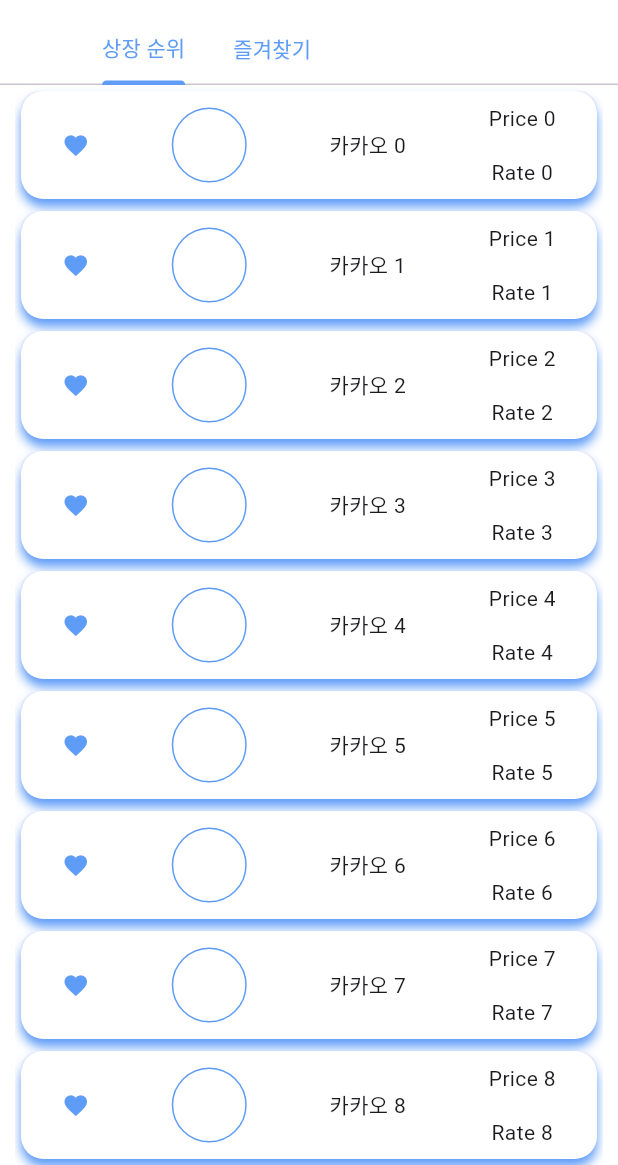
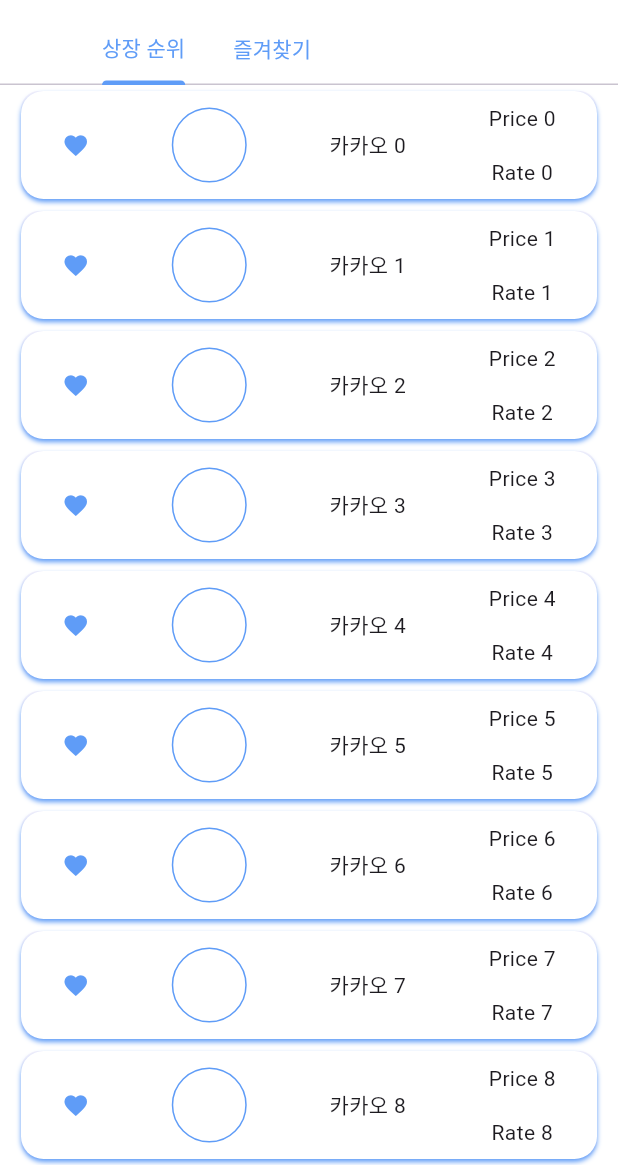
Before and after one commit to devpark435/Flutter_Stock_Application, a Flutter app: the ListPage screen opened directly, on a phone screen of 412 x 824 dp, the part 71-1236 px from its top. Run offline on Flutter 3.47's test engine with Material 2 defaults, Android fonts, the phone set to English and light mode, and no system bars; our stand-ins replace fluttertoast, syncfusion_flutter_charts; missing offline and left inert: dart:ffi, web_scraper.

Commit message:
Edit List&InvestGame UI Design

```diff
--- a/lib/screens/ChartPage.dart
+++ b/lib/screens/ChartPage.dart
@@ -220,7 +220,7 @@ class _ChartPage extends State<ChartPage> {
                                   return AlertDialog(
                                     alignment: Alignment.center,
                                     title: Text("매수"),
-                                    backgroundColor: Palette.outlineColor,
+                                    backgroundColor: Palette.bgColor,
                                     content: SingleChildScrollView(
                                       child: Column(
                                         mainAxisAlignment:
@@ -261,7 +261,7 @@ class _ChartPage extends State<ChartPage> {
                                   return AlertDialog(
                                     alignment: Alignment.center,
                                     title: Text("매도"),
-                                    backgroundColor: Palette.outlineColor,
+                                    backgroundColor: Palette.bgColor,
                                     content: SingleChildScrollView(
                                       child: Column(
                                         mainAxisAlignment:
--- a/lib/screens/ListPage.dart
+++ b/lib/screens/ListPage.dart
@@ -87,9 +87,9 @@ class _ListPageState extends State<ListPage> {
                                   color: Palette.outlineColor,
                                   offset: Offset(
                                     0,
-                                    5.0,
+                                    2.0,
                                   ),
-                                  blurRadius: 5.0,
+                                  blurRadius: 2.0,
                                 )
                               ],
                               // border: Border.all(
```
